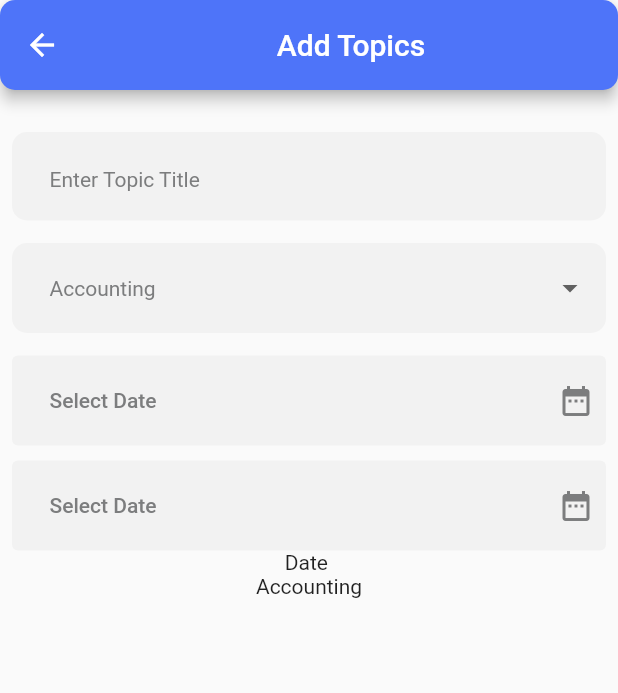
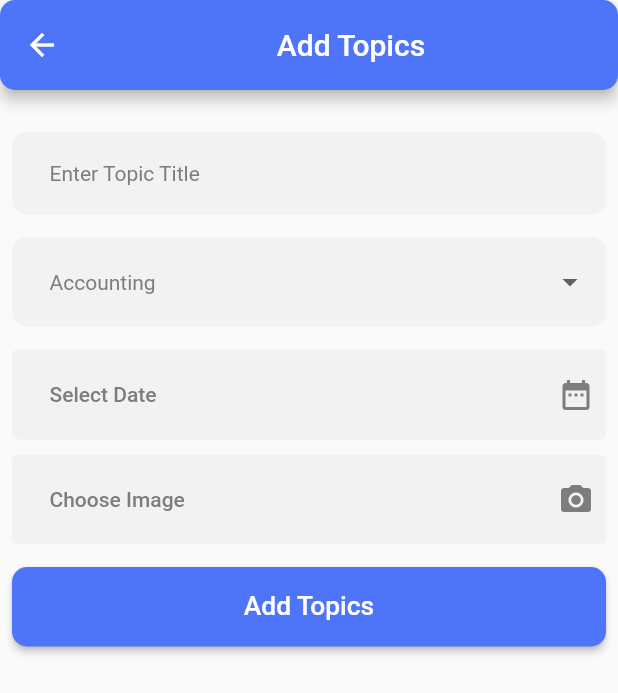
Before and after one commit to Devsabirul/bbselearning, a Flutter app: the DashboardScreen screen opened directly, after a tap on "Add Info", on a phone screen of 412 x 824 dp. Shown: the top 693 px of the screen. Run offline on Flutter 3.47's test engine with Material 2 defaults, Android fonts, the phone set to English and light mode, and no system bars; our stand-ins replace cloud_firestore, firebase_auth, firebase_core, firebase_storage, flutter_screenutil, full_screen_image and 3 more; accounts and stored records are empty; network calls fail; Roboto replaces fonts that are missing (Metropolis, Poppins).

Commit message:
Complated Add topic Add from dashboard

```diff
--- a/lib/controllers/add_topics_controller.dart
+++ b/lib/controllers/add_topics_controller.dart
@@ -1,6 +1,12 @@
 import 'dart:io';
+import 'package:bbselearning/models/questionpapers_model.dart';
+import 'package:cloud_firestore/cloud_firestore.dart';
+import 'package:firebase_auth/firebase_auth.dart';
+import 'package:firebase_storage/firebase_storage.dart';
 import 'package:flutter/cupertino.dart';
 import 'package:get/get.dart';
+import 'package:image_picker/image_picker.dart';
+import 'package:firebase_storage/firebase_storage.dart' as firebase_storage;
 
 class AddTopicController extends GetxController {
   TextEditingController title = TextEditingController();
@@ -10,11 +16,67 @@ class AddTopicController extends GetxController {
       ['Accounting', 'Economics', 'Management', 'Compulsory'].obs;
   RxString selectedCategory = "Accounting".obs;
   RxString date = "".obs;
+  RxBool isLoading = false.obs;
+
+  firebase_storage.FirebaseStorage storage =
+      firebase_storage.FirebaseStorage.instance;
+  final FirebaseAuth _auth = FirebaseAuth.instance;
 
   List<File> _images = [];
+  File? imagePath;
+  RxString imgpath = "".obs;
 
+  Future getImage() async {
+    final ImagePicker picker = ImagePicker();
+    final image = await picker.pickImage(source: ImageSource.gallery);
+    if (image != null) {
+      imagePath = File(image.path);
+      imgpath.value = imagePath.toString();
+    }
+  }
 
+  clearForm() {
+    title.clear();
+    date.value = "";
+    selectedCategory.value = "Accounting";
+    imgpath.value = "";
+  }
 
+  addTopic() async {
+    isLoading.value = true;
+    try {
+      CollectionReference collectionReference =
+          FirebaseFirestore.instance.collection('questionpapers');
+      final firebase_storage.Reference ref = firebase_storage
+          .FirebaseStorage.instance
+          .ref('/topicsimage/${DateTime.now()}.jpg');
 
+      UploadTask uploadTask = ref.putFile(imagePath!.absolute);
+      await Future.value(uploadTask);
+      var imageUrl = await ref.getDownloadURL();
 
+      final user = _auth.currentUser;
+
+      QuestionPapersModel newData = QuestionPapersModel(
+        title: title.text,
+        category: selectedCategory.value.toLowerCase(),
+        date: date.value.toString(),
+        image: imageUrl,
+        user: user?.uid.toString(),
+      );
+
+      // Convert the data model to a map
+      Map<dynamic, dynamic> data = newData.toJson();
+
+      // Add the data to Firestore
+      await collectionReference.add(data);
+
+      clearForm();
+      isLoading.value = false;
+      Get.snackbar("Success", "Data added successfully");
+    } catch (e) {
+      print(e);
+    }
+    isLoading.value = false;
+  }
 }
--- a/lib/controllers/questionpapers_controller.dart
+++ b/lib/controllers/questionpapers_controller.dart
@@ -11,6 +11,7 @@ class QuestionPapersController extends GetxController {
   RxInt noticboardLength = 0.obs;
   RxInt blogsLength = 0.obs;
   RxInt teachersLength = 0.obs;
+  RxInt topicslength = 0.obs;
 
   List<QuestionPapersModel> questionPapersList = [];
 
@@ -59,6 +60,12 @@ class QuestionPapersController extends GetxController {
     }
   }
 
+  Future<void> topicsLength() async {
+    QuerySnapshot querySnapshot =
+        await FirebaseFirestore.instance.collection('questionpapers').get();
+    topicslength.value = querySnapshot.docs.length;
+  }
+
   Future<void> getLength(String category) async {
     try {
       QuerySnapshot querySnapshot = await FirebaseFirestore.instance
@@ -72,10 +79,9 @@ class QuestionPapersController extends GetxController {
         questionEconomicLength.value = querySnapshot.docs.length;
       } else if (category == "management") {
         questionManageLength.value = querySnapshot.docs.length;
-      } else if (category == "bangla 2nd") {
+      } else if (category == "compulsory") {
         questionBanglaLength.value = querySnapshot.docs.length;
       }
-      print(questionACLength);
     } catch (e) {
       return null;
     }
--- a/lib/models/questionpapers_model.dart
+++ b/lib/models/questionpapers_model.dart
@@ -4,8 +4,8 @@ class QuestionPapersModel {
   String? id;
   String? title;
   String? category;
-  Timestamp? date;
-  DocumentReference? image;
+  String? date;
+  String? image;
   String? user;
 
   QuestionPapersModel({
@@ -23,9 +23,8 @@ class QuestionPapersModel {
       id: map['id'],
       title: map['title'],
       category: map['category'],
-      date: map['date'] as Timestamp?, // Adjust type to Timestamp
-      image: map['image']
-          as DocumentReference?, // Adjust type to DocumentReference
+      date: map['date'], // Adjust type to Timestamp
+      image: map['image'], // Adjust type to DocumentReference
       user: map['user'],
     );
   }
--- a/lib/views/components/text_field_widget.dart
+++ b/lib/views/components/text_field_widget.dart
@@ -25,7 +25,7 @@ class TextFormFieldWidget extends StatelessWidget {
       style: const TextStyle(
         fontFamily: "Metropolis",
         color: textLightColor,
-        fontSize: 20,
+        fontSize: 16,
       ),
       decoration: InputDecoration(
         errorMaxLines: 1,
--- a/lib/views/screens/dashboard/addinfo_screen.dart
+++ b/lib/views/screens/dashboard/addinfo_screen.dart
@@ -1,7 +1,9 @@
 import 'package:bbselearning/constants.dart';
 import 'package:bbselearning/controllers/add_topics_controller.dart';
+import 'package:bbselearning/controllers/questionpapers_controller.dart';
 import 'package:bbselearning/views/components/text_field_widget.dart';
 import 'package:flutter/material.dart';
+import 'package:flutter_screenutil/flutter_screenutil.dart';
 import 'package:get/get.dart';
 
 class AddInformationScreen extends StatefulWidget {
@@ -13,6 +15,19 @@ class AddInformationScreen extends StatefulWidget {
 
 class _AddInformationScreenState extends State<AddInformationScreen> {
   AddTopicController _addTopicController = Get.put(AddTopicController());
+  QuestionPapersController questioncontroller =
+      Get.put(QuestionPapersController());
+
+  @override
+  void dispose() {
+    super.dispose();
+    questioncontroller.getLength("accounting");
+    questioncontroller.getLength("economics");
+    questioncontroller.getLength("management");
+    questioncontroller.getLength("compulsory");
+    questioncontroller.topicsLength();
+  }
+
   @override
   Widget build(BuildContext context) {
     return Scaffold(
@@ -83,7 +98,7 @@ class _AddInformationScreenState extends State<AddInformationScreen> {
                             value: category,
                             child: Text(
                               category,
-                              style: TextStyle(
+                              style: const TextStyle(
                                 fontFamily: "Metropolis",
                                 color: textLightColor,
                                 fontSize: 14,
@@ -119,14 +134,23 @@ class _AddInformationScreenState extends State<AddInformationScreen> {
                         },
                         child: Row(
                           mainAxisAlignment: MainAxisAlignment.spaceBetween,
-                          children: const [
-                            Text(
+                          children: [
+                            Obx(
+                              () => _addTopicController.date.value != ""
+                                  ? Text(
+                                      _addTopicController.date.value,
+                                      style: const TextStyle(
+                                        color: textLightColor,
+                                      ),
+                                    )
+                                  : const Text(
                                       "Select Date",
                                       style: TextStyle(
                                         color: textLightColor,
                                       ),
                                     ),
-                            Padding(
+                            ),
+                            const Padding(
                               padding: EdgeInsets.symmetric(horizontal: 8.0),
                               child: Icon(
                                 Icons.date_range,
@@ -146,20 +170,31 @@ class _AddInformationScreenState extends State<AddInformationScreen> {
                           elevation: 0,
                           backgroundColor: const Color(0xffF2F2F2),
                         ),
-                        onPressed: () {},
+                        onPressed: () {
+                          _addTopicController.getImage();
+                        },
                         child: Row(
                           mainAxisAlignment: MainAxisAlignment.spaceBetween,
-                          children: const [
-                            Text(
-                              "Select Date",
+                          children: [
+                            Obx(
+                              () => _addTopicController.imgpath.value != ""
+                                  ? const Text(
+                                      "Image Selected",
+                                      style: TextStyle(
+                                        color: Color.fromARGB(255, 255, 0, 0),
+                                      ),
+                                    )
+                                  : const Text(
+                                      "Choose Image ",
                                       style: TextStyle(
                                         color: textLightColor,
                                       ),
                                     ),
-                            Padding(
+                            ),
+                            const Padding(
                               padding: EdgeInsets.symmetric(horizontal: 8.0),
                               child: Icon(
-                                Icons.date_range,
+                                Icons.camera_alt,
                                 color: textLightColor,
                               ),
                             ),
@@ -169,8 +204,38 @@ class _AddInformationScreenState extends State<AddInformationScreen> {
                     ],
                   ),
                 ),
-                Obx(() => Text("Date ${_addTopicController.date.value}")),
-                Obx(() => Text(_addTopicController.selectedCategory.value)),
+                const SizedBox(
+                  height: 15,
+                ),
+                ElevatedButton(
+                  onPressed: () {
+                    if (_addTopicController.form_key.currentState!.validate()) {
+                      _addTopicController.addTopic();
+                    }
+                  },
+                  style: ElevatedButton.styleFrom(
+                    backgroundColor: primaryColor,
+                    fixedSize: Size(Get.width, 53),
+                    shape: RoundedRectangleBorder(
+                      borderRadius: BorderRadius.circular(10),
+                    ),
+                  ),
+                  child: Obx(
+                    () => _addTopicController.isLoading.value
+                        ? const CircularProgressIndicator(
+                            color: Colors.white,
+                          )
+                        : Text(
+                            "Add Topics",
+                            style: TextStyle(
+                              fontFamily: "Poppins",
+                              fontSize: 16.sp,
+                              fontWeight: FontWeight.w500,
+                              color: Colors.white,
+                            ),
+                          ),
+                  ),
+                ),
               ],
             ),
           ),
--- a/lib/views/screens/dashboard/dashboard_screen.dart
+++ b/lib/views/screens/dashboard/dashboard_screen.dart
@@ -1,11 +1,14 @@
 import 'package:bbselearning/constants.dart';
 import 'package:bbselearning/controllers/auth_controller.dart';
+import 'package:bbselearning/controllers/questionpapers_controller.dart';
 import 'package:bbselearning/views/screens/dashboard/addinfo_screen.dart';
 import 'package:flutter/material.dart';
 import 'package:flutter_screenutil/flutter_screenutil.dart';
 import 'package:get/get.dart';
 
 final AuthController _authController = Get.put(AuthController());
+final QuestionPapersController questioncontroller =
+    Get.put(QuestionPapersController());
 
 class DashboardScreen extends StatefulWidget {
   const DashboardScreen({super.key});
@@ -15,10 +18,14 @@ class DashboardScreen extends StatefulWidget {
 }
 
 class _DashboardScreenState extends State<DashboardScreen> {
+  QuestionPapersController questioncontroller =
+      Get.put(QuestionPapersController());
+
   @override
   void initState() {
     super.initState();
     _authController.saveLoginInfo();
+    questioncontroller.topicsLength();
   }
 
   @override
@@ -68,42 +75,6 @@ class _DashboardScreenState extends State<DashboardScreen> {
                   "assets/images/appbarbg.png",
                   alignment: Alignment.topLeft,
                 ),
-
-                // SizedBox(
-                //   width: Get.width,
-                //   height: 180,
-                //   child: const Padding(
-                //     padding: EdgeInsets.symmetric(horizontal: 20),
-                //     child: Center(
-                //       child: ListTile(
-                //         leading: CircleAvatar(
-                //           backgroundImage: NetworkImage(
-                //               'https://encrypted-tbn0.gstatic.com/images?q=tbn:ANd9GcTOWZM4LaEBG5h5ux83IEllVR4Y1vRwsWtLdA&usqp=CAU'),
-                //           maxRadius: 35,
-                //           backgroundColor: Colors.grey,
-                //         ),
-                //         title: Text(
-                //           "Hi Admin.",
-                //           style: TextStyle(
-                //             fontFamily: "Inter",
-                //             color: Colors.white,
-                //             fontWeight: FontWeight.w500,
-                //             fontSize: 20,
-                //           ),
-                //         ),
-                //         subtitle: Text(
-                //           "BBS group controller",
-                //           style: TextStyle(
-                //             fontFamily: "Inter",
-                //             color: Color.fromARGB(255, 214, 214, 214),
-                //             fontSize: 15,
-                //           ),
-                //         ),
-                //       ),
-                //     ),
-                //   ),
-                // ),
-
                 Padding(
                   padding:
                       const EdgeInsets.symmetric(horizontal: 5, vertical: 25),
@@ -115,20 +86,22 @@ class _DashboardScreenState extends State<DashboardScreen> {
                         child: Column(
                           mainAxisAlignment: MainAxisAlignment.center,
                           crossAxisAlignment: CrossAxisAlignment.center,
-                          children: const [
-                            Text(
-                              "85",
-                              style: TextStyle(
+                          children: [
+                            Obx(
+                              () => Text(
+                                "${questioncontroller.blogsLength}",
+                                style: const TextStyle(
                                   fontFamily: "Inter",
                                   fontWeight: FontWeight.w700,
                                   fontSize: 16,
                                   color: Colors.white,
                                 ),
                               ),
-                            SizedBox(
+                            ),
+                            const SizedBox(
                               height: 2,
                             ),
-                            Text(
+                            const Text(
                               "Total Blogs",
                               style: TextStyle(
                                 fontFamily: "Inter",
@@ -146,20 +119,22 @@ class _DashboardScreenState extends State<DashboardScreen> {
                         child: Column(
                           mainAxisAlignment: MainAxisAlignment.center,
                           crossAxisAlignment: CrossAxisAlignment.center,
-                          children: const [
-                            Text(
-                              "70",
-                              style: TextStyle(
+                          children: [
+                            Obx(
+                              () => Text(
+                                "${questioncontroller.noticboardLength}",
+                                style: const TextStyle(
                                   fontFamily: "Inter",
                                   fontWeight: FontWeight.w700,
                                   fontSize: 16,
                                   color: Colors.white,
                                 ),
                               ),
-                            SizedBox(
+                            ),
+                            const SizedBox(
                               height: 2,
                             ),
-                            Text(
+                            const Text(
                               "Total Notice",
                               style: TextStyle(
                                 fontFamily: "Inter",
@@ -177,20 +152,22 @@ class _DashboardScreenState extends State<DashboardScreen> {
                         child: Column(
                           mainAxisAlignment: MainAxisAlignment.center,
                           crossAxisAlignment: CrossAxisAlignment.center,
-                          children: const [
-                            Text(
-                              "10",
-                              style: TextStyle(
+                          children: [
+                            Obx(
+                              () => Text(
+                                "${questioncontroller.teachersLength}",
+                                style: const TextStyle(
                                   fontFamily: "Inter",
                                   fontWeight: FontWeight.w700,
                                   fontSize: 16,
                                   color: Colors.white,
                                 ),
                               ),
-                            SizedBox(
+                            ),
+                            const SizedBox(
                               height: 2,
                             ),
-                            Text(
+                            const Text(
                               "Total Teachers",
                               style: TextStyle(
                                 fontFamily: "Inter",
@@ -208,14 +185,16 @@ class _DashboardScreenState extends State<DashboardScreen> {
                         child: Column(
                           mainAxisAlignment: MainAxisAlignment.center,
                           crossAxisAlignment: CrossAxisAlignment.center,
-                          children: const [
-                            Text(
-                              "50",
+                          children: [
+                            Obx(
+                              () => Text(
+                                "${questioncontroller.topicslength}",
                                 style: TextStyle(
                                   fontFamily: "Inter",
                                   fontWeight: FontWeight.w700,
                                   fontSize: 16,
                                   color: Colors.white,
+                                ),
                               ),
                             ),
                             SizedBox(
--- a/lib/views/screens/splash_screen.dart
+++ b/lib/views/screens/splash_screen.dart
@@ -25,7 +25,8 @@ class _SplashScreenState extends State<SplashScreen> {
     questioncontroller.getLength("accounting");
     questioncontroller.getLength("economics");
     questioncontroller.getLength("management");
-    questioncontroller.getLength("bangla 2nd");
+    questioncontroller.getLength("compulsory");
+    questioncontroller.topicsLength();
   }
 
   @override
--- a/pubspec.yaml
+++ b/pubspec.yaml
@@ -43,10 +43,9 @@ dependencies:
   firebase_core: ^2.23.0
   firebase_auth: ^4.14.1
   firebase_storage: ^11.5.2
+  # cloud_firestore: ^4.13.6
+  image_picker: ^1.0.4
   cloud_firestore: ^4.13.6
-  image_picker: ^1.0.4
-  # cloud_firestore: ^4.13.2
-  # image_picker: ^1.0.4
 
 dev_dependencies:
   flutter_test:
```
Also changed, not shown: lib/views/screens/mainscreen/homepage.dart (+26 -5 lines), lib/views/screens/mainscreen/noticedetailspage .dart (added, +95 -0 lines), lib/views/screens/mainscreen/questionpreview.dart (+6 -7 lines). Lines whose indentation alone changed are shown as unchanged.
